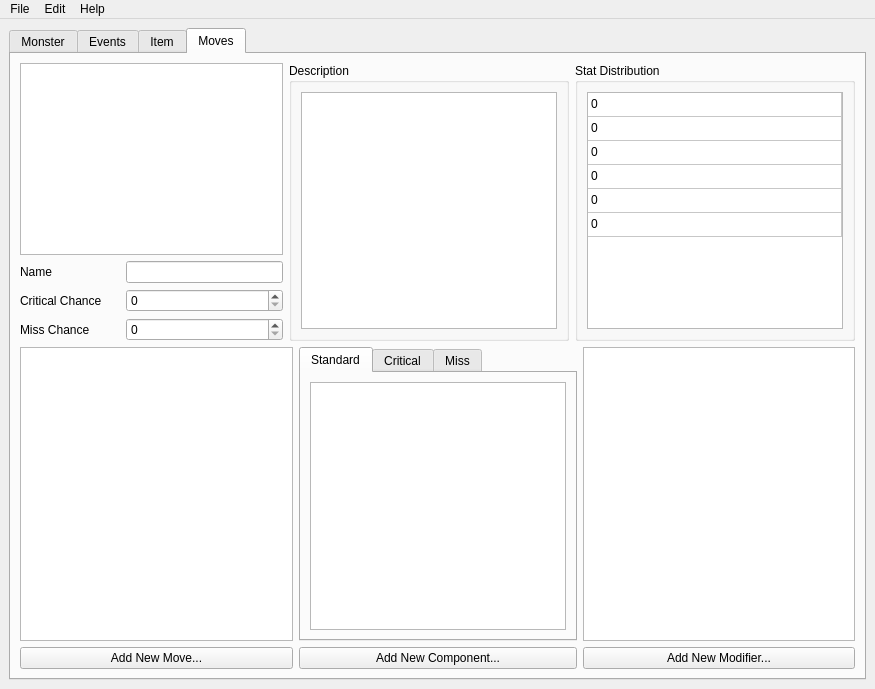
Above: editor/editor.ui from SodaCookie/rpeg before the change. Below: the same form after it.
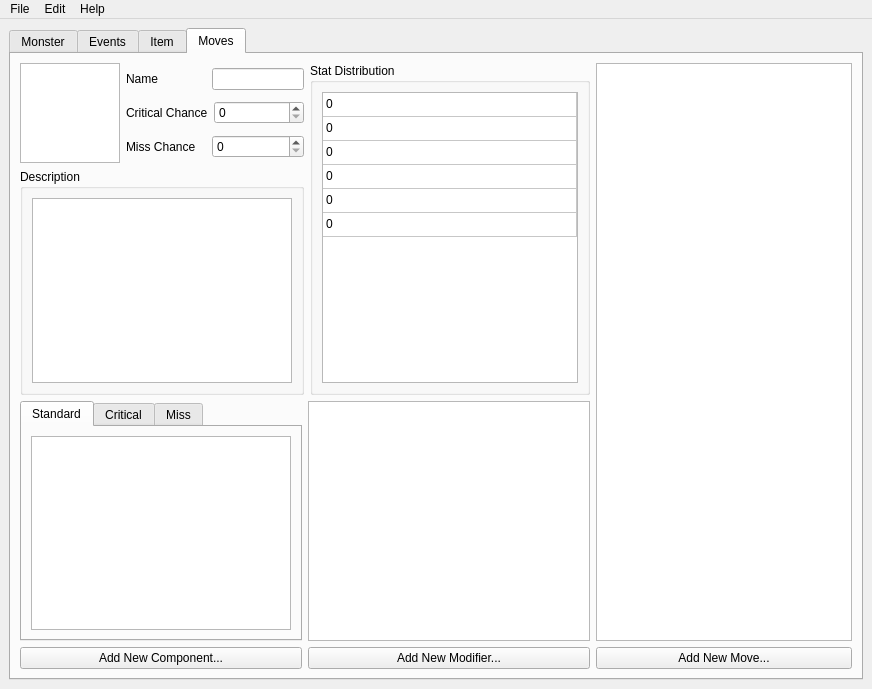
That is the form after the change. The open tabs and pages were chosen to show the change.

The edit to the form file:
```diff
--- a/editor/editor.ui
+++ b/editor/editor.ui
@@ -6,7 +6,7 @@
    <rect>
     <x>0</x>
     <y>0</y>
-    <width>875</width>
+    <width>872</width>
     <height>689</height>
    </rect>
   </property>
@@ -842,7 +842,7 @@
          </widget>
         </item>
         <item>
-         <layout class="QVBoxLayout" name="verticalLayout_8">
+         <layout class="QVBoxLayout" name="verticalLayout_22">
           <item>
            <widget class="QListWidget" name="itemList"/>
           </item>
@@ -863,24 +863,40 @@
        <attribute name="title">
         <string>Moves</string>
        </attribute>
-       <layout class="QVBoxLayout" name="verticalLayout_22" stretch="0,3">
+       <layout class="QHBoxLayout" name="horizontalLayout_23" stretch="1,0">
         <item>
-         <layout class="QHBoxLayout" name="horizontalLayout_20">
-          <property name="sizeConstraint">
-           <enum>QLayout::SetMinimumSize</enum>
-          </property>
+         <layout class="QVBoxLayout" name="verticalLayout_17" stretch="1,0">
           <item>
-           <layout class="QVBoxLayout" name="verticalLayout_21">
+           <layout class="QHBoxLayout" name="horizontalLayout_20" stretch="1,0">
             <item>
-             <widget class="QGraphicsView" name="graphicsView_2"/>
-            </item>
+             <layout class="QVBoxLayout" name="verticalLayout_14" stretch="1,0">
+              <item>
+               <layout class="QHBoxLayout" name="horizontalLayout_9" stretch="1,0">
+                <item>
+                 <widget class="QGraphicsView" name="moveIcon">
+                  <property name="sizePolicy">
+                   <sizepolicy hsizetype="Fixed" vsizetype="Fixed">
+                    <horstretch>100</horstretch>
+                    <verstretch>100</verstretch>
+                   </sizepolicy>
+                  </property>
+                  <property name="minimumSize">
+                   <size>
+                    <width>100</width>
+                    <height>100</height>
+                   </size>
+                  </property>
+                 </widget>
+                </item>
+                <item>
+                 <layout class="QVBoxLayout" name="verticalLayout_12">
             <item>
              <layout class="QHBoxLayout" name="horizontalLayout_17">
               <item>
                <widget class="QLabel" name="label_10">
                 <property name="minimumSize">
                  <size>
-                  <width>100</width>
+                        <width>80</width>
                   <height>0</height>
                  </size>
                 </property>
@@ -907,7 +923,7 @@
                <widget class="QLabel" name="label_11">
                 <property name="minimumSize">
                  <size>
-                  <width>100</width>
+                        <width>80</width>
                   <height>0</height>
                  </size>
                 </property>
@@ -946,7 +962,7 @@
                <widget class="QLabel" name="label_12">
                 <property name="minimumSize">
                  <size>
-                  <width>100</width>
+                        <width>80</width>
                   <height>0</height>
                  </size>
                 </property>
@@ -976,6 +992,8 @@
                  <double>0.000000000000000</double>
                 </property>
                </widget>
+                    </item>
+                   </layout>
               </item>
              </layout>
             </item>
@@ -992,15 +1010,17 @@
              </item>
             </layout>
            </widget>
+              </item>
+             </layout>
           </item>
           <item>
            <widget class="QGroupBox" name="groupBox_5">
             <property name="title">
              <string>Stat Distribution</string>
             </property>
-            <layout class="QVBoxLayout" name="verticalLayout_17">
+              <layout class="QHBoxLayout" name="horizontalLayout_7">
              <item>
-              <widget class="QTableWidget" name="tableWidget_2">
+                <widget class="QTableWidget" name="moveStats">
                <property name="sizePolicy">
                 <sizepolicy hsizetype="Maximum" vsizetype="Expanding">
                  <horstretch>0</horstretch>
@@ -1116,24 +1136,7 @@
          </layout>
         </item>
         <item>
-         <layout class="QHBoxLayout" name="horizontalLayout_21" stretch="0,0,0">
-          <property name="sizeConstraint">
-           <enum>QLayout::SetMaximumSize</enum>
-          </property>
-          <item>
-           <layout class="QVBoxLayout" name="verticalLayout_14">
-            <item>
-             <widget class="QListWidget" name="listWidget_8"/>
-            </item>
-            <item>
-             <widget class="QPushButton" name="pushButton_8">
-              <property name="text">
-               <string>Add New Move...</string>
-              </property>
-             </widget>
-            </item>
-           </layout>
-          </item>
+           <layout class="QHBoxLayout" name="horizontalLayout_21">
           <item>
            <layout class="QVBoxLayout" name="verticalLayout_15">
             <item>
@@ -1199,6 +1202,27 @@
          </layout>
         </item>
        </layout>
+        </item>
+        <item>
+         <layout class="QVBoxLayout" name="verticalLayout_9">
+          <item>
+           <widget class="QListWidget" name="moveList"/>
+          </item>
+          <item>
+           <widget class="QPushButton" name="newMove">
+            <property name="text">
+             <string>Add New Move...</string>
+            </property>
+           </widget>
+          </item>
+         </layout>
+        </item>
+       </layout>
+       <zorder>groupBox_5</zorder>
+       <zorder>groupBox_9</zorder>
+       <zorder>moveIcon</zorder>
+       <zorder></zorder>
+       <zorder>label_12</zorder>
       </widget>
      </widget>
     </item>
@@ -1209,7 +1233,7 @@
     <rect>
      <x>0</x>
      <y>0</y>
-     <width>875</width>
+     <width>872</width>
      <height>21</height>
     </rect>
    </property>
```
Left out of the diff: 34 changed lines with no effect on the pictures. Lines whose indentation alone changed are shown as unchanged.
